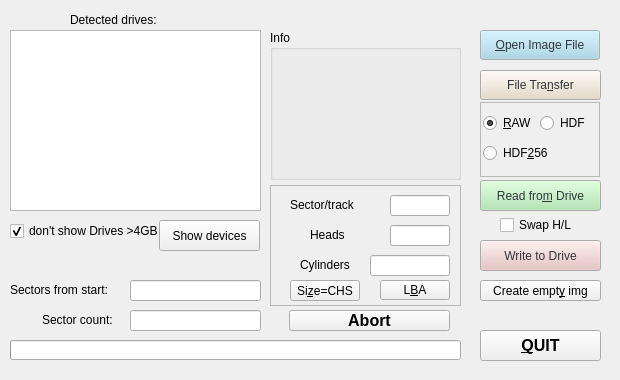
frankheisig71/drimg, file drimgwidgetbase.ui: the form before one commit.
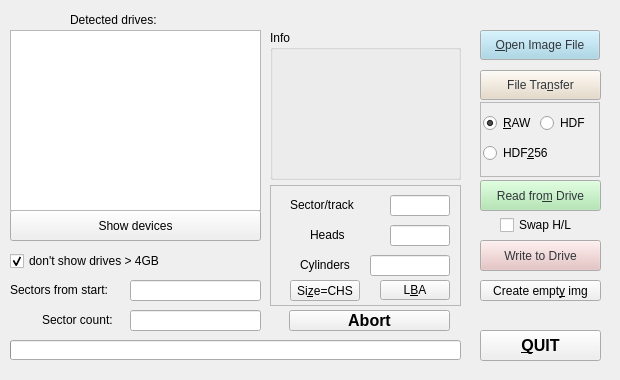
The form after the commit. Icons and pictures are not drawn.

```diff
--- a/drimgwidgetbase.ui
+++ b/drimgwidgetbase.ui
@@ -309,9 +309,9 @@
   <widget class="QPushButton" name="refrButton">
    <property name="geometry">
     <rect>
-     <x>159</x>
-     <y>220</y>
-     <width>101</width>
+     <x>10</x>
+     <y>210</y>
+     <width>251</width>
      <height>31</height>
     </rect>
    </property>
@@ -1028,13 +1028,13 @@
    <property name="geometry">
     <rect>
      <x>10</x>
-     <y>220</y>
-     <width>161</width>
+     <y>250</y>
+     <width>251</width>
      <height>22</height>
     </rect>
    </property>
    <property name="text">
-    <string>don't show Drives &gt;4GB</string>
+    <string>don't show drives &gt; 4GB</string>
    </property>
    <property name="shortcut">
     <string>Alt+G</string>
```
